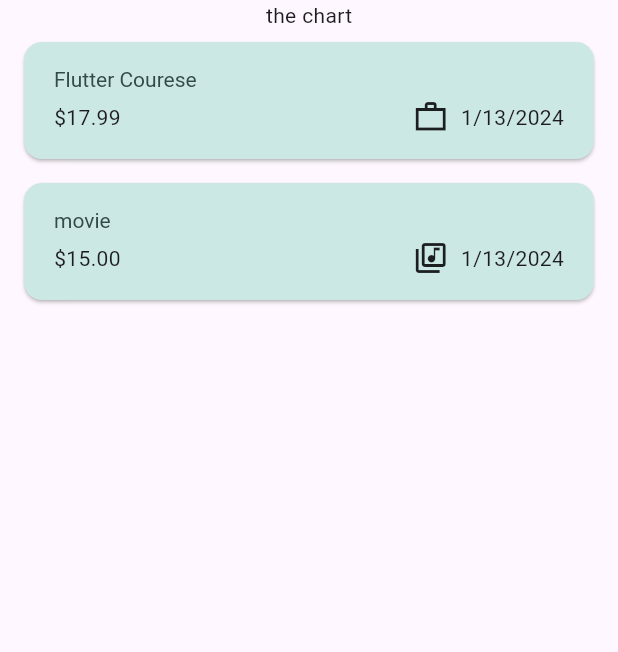
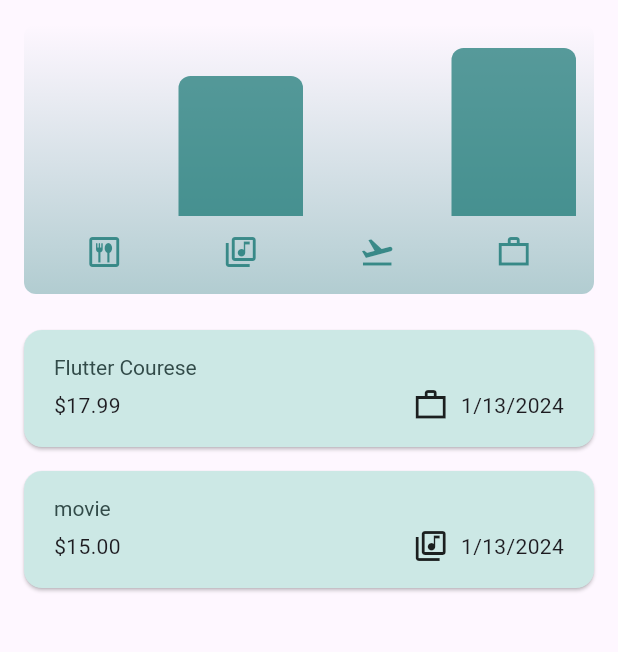
Before and after one commit to Sriansh-Tripathy/Expense-tracker, a Flutter app: the screen it shows after launch, on a phone screen of 412 x 824 dp, the part 84-736 px from its top. Run offline on Flutter 3.47's test engine with Material 3 defaults, Android fonts, the phone set to English and light mode, and no system bars.

Commit message:
adding expense chart

```diff
--- a/lib/models/expense.dart
+++ b/lib/models/expense.dart
@@ -38,13 +38,16 @@ class ExpenseBucket {
   final Category category;
   final List<Expense> expenses;
 
+  ExpenseBucket.forCategory(List<Expense> allExpenses, this.category)
+      : expenses = allExpenses
+            .where((expense) => expense.category == category)
+            .toList();
   double get totalExpense {
     double sum = 0;
 
-     for(final expense in expenses)
-     {
-      sum+=expense.amount;
-     }
+    for (final expense in expenses) {
+      sum += expense.amount;
+    }
     return sum;
   }
 }
--- /dev/null
+++ b/lib/widgets/chart/chart.dart
@@ -0,0 +1,95 @@
+import 'package:flutter/material.dart';
+
+import 'package:expense_tracker/widgets/chart/chart_bar.dart';
+import 'package:expense_tracker/models/expense.dart';
+
+class Chart extends StatelessWidget {
+  const Chart({super.key, required this.expenses});
+
+  final List<Expense> expenses;
+
+  List<ExpenseBucket> get buckets {
+    return [
+      ExpenseBucket.forCategory(expenses, Category.food),
+      ExpenseBucket.forCategory(expenses, Category.leisure),
+      ExpenseBucket.forCategory(expenses, Category.travel),
+      ExpenseBucket.forCategory(expenses, Category.work),
+    ];
+  }
+
+  double get maxTotalExpense {
+    double maxTotalExpense = 0;
+
+    for (final bucket in buckets) {
+      if (bucket.totalExpense > maxTotalExpense) {
+        maxTotalExpense = bucket.totalExpense;
+      }
+    }
+
+    return maxTotalExpense;
+  }
+
+  @override
+  Widget build(BuildContext context) {
+    final isDarkMode =
+        MediaQuery.of(context).platformBrightness == Brightness.dark;
+    return Container(
+      margin: const EdgeInsets.all(16),
+      padding: const EdgeInsets.symmetric(
+        vertical: 16,
+        horizontal: 8,
+      ),
+      width: double.infinity,
+      height: 180,
+      decoration: BoxDecoration(
+        borderRadius: BorderRadius.circular(8),
+        gradient: LinearGradient(
+          colors: [
+            Theme.of(context).colorScheme.primary.withOpacity(0.3),
+            Theme.of(context).colorScheme.primary.withOpacity(0.0)
+          ],
+          begin: Alignment.bottomCenter,
+          end: Alignment.topCenter,
+        ),
+      ),
+      child: Column(
+        children: [
+          Expanded(
+            child: Row(
+              crossAxisAlignment: CrossAxisAlignment.end,
+              children: [
+                for (final bucket in buckets) // alternative to map()
+                  ChartBar(
+                    fill: bucket.totalExpense == 0
+                        ? 0
+                        : bucket.totalExpense / maxTotalExpense,
+                  )
+              ],
+            ),
+          ),
+          const SizedBox(height: 12),
+          Row(
+            children: buckets
+                .map(
+                  (bucket) => Expanded(
+                    child: Padding(
+                      padding: const EdgeInsets.symmetric(horizontal: 4),
+                      child: Icon(
+                        CategoryIcons[bucket.category],
+                        color: isDarkMode
+                            ? Theme.of(context).colorScheme.secondary
+                            : Theme.of(context)
+                                .colorScheme
+                                .primary
+                                .withOpacity(0.7),
+                      ),
+                    ),
+                  ),
+                )
+                .toList(),
+          )
+        ],
+      ),
+    );
+  }
+}
--- /dev/null
+++ b/lib/widgets/chart/chart_bar.dart
@@ -0,0 +1,34 @@
+import 'package:flutter/material.dart';
+
+class ChartBar extends StatelessWidget {
+  const ChartBar({
+    super.key,
+    required this.fill,
+  });
+
+  final double fill;
+
+  @override
+  Widget build(BuildContext context) {
+    final isDarkMode =
+        MediaQuery.of(context).platformBrightness == Brightness.dark;
+    return Expanded(
+      child: Padding(
+        padding: const EdgeInsets.symmetric(horizontal: 4),
+        child: FractionallySizedBox(
+          heightFactor: fill,
+          child: DecoratedBox(
+            decoration: BoxDecoration(
+              shape: BoxShape.rectangle,
+              borderRadius:
+                  const BorderRadius.vertical(top: Radius.circular(8)),
+              color: isDarkMode
+                  ? Theme.of(context).colorScheme.secondary
+                  : Theme.of(context).colorScheme.primary.withOpacity(0.65),
+            ),
+          ),
+        ),
+      ),
+    );
+  }
+}
--- a/lib/widgets/expenses.dart
+++ b/lib/widgets/expenses.dart
@@ -1,3 +1,4 @@
+import "package:expense_tracker/widgets/chart/chart.dart";
 import 'package:expense_tracker/widgets/expenses_lists/expenses_lists.dart';
 import "package:expense_tracker/models/expense.dart";
 import "package:expense_tracker/widgets/new_expense.dart";
@@ -84,7 +85,7 @@ class _ExpensesState extends State<Expenses> {
       ),
       body: Column(
         children: [
-          Text('the chart'),
+          Chart(expenses: _registeredExpenses),
           Expanded(
             child: mainContent,
           ),
```
